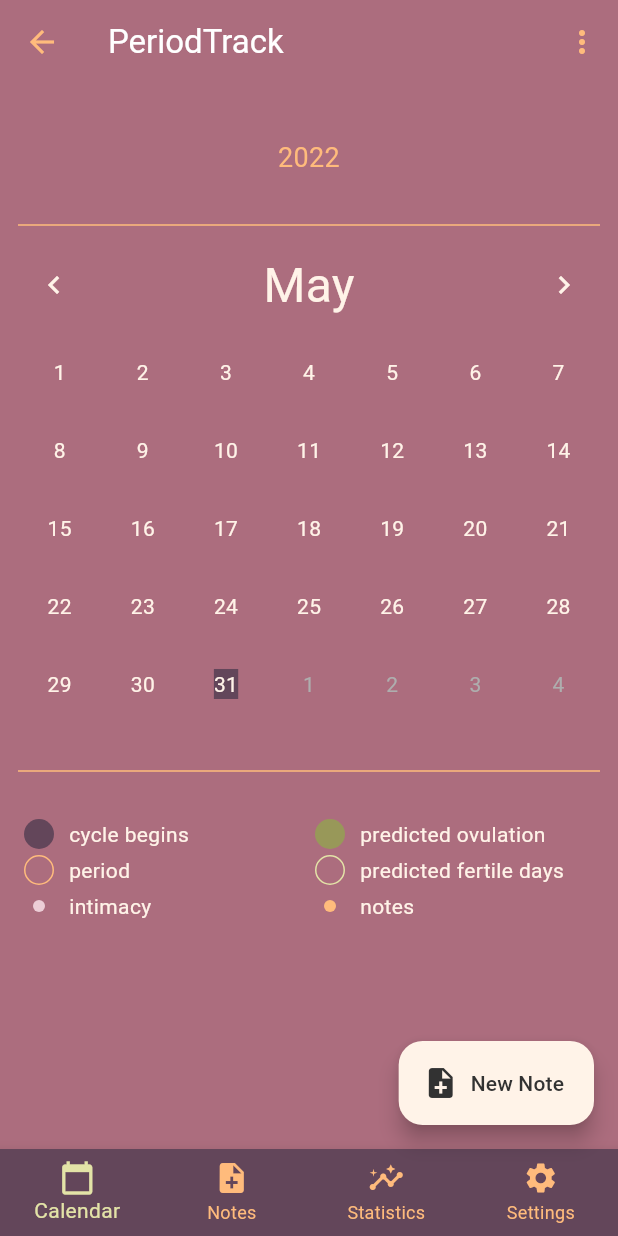
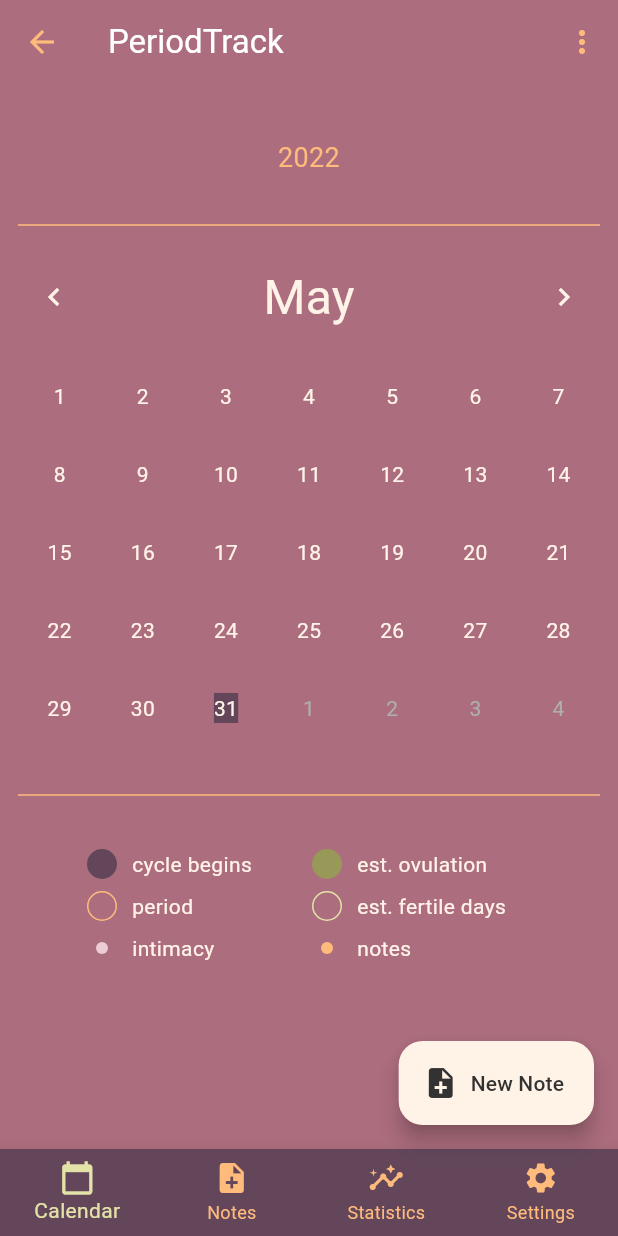
Before and after one commit to swsvindland/period_track, a Flutter app: the HomePage screen opened by its route, on a phone screen of 412 x 824 dp. Run offline on Flutter 3.47's test engine with Material 2 defaults, Android fonts, the phone set to English and light mode, and no system bars; drawn by our look-alikes of table_calendar; our stand-ins replace cloud_firestore, firebase_auth, firebase_core, firebase_messaging, google_mobile_ads, google_sign_in and 1 more; missing offline and left inert: os_detect; accounts and stored records are empty; generated files the repository leaves out were written again; network calls fail.

Commit message:
add event colors, force key into grid

```diff
--- a/lib/widgets/calendar.dart
+++ b/lib/widgets/calendar.dart
@@ -19,7 +19,10 @@ class _CalendarState extends State<Calendar> {
 
   @override
   Widget build(BuildContext context) {
-    var notes = { for (var e in Provider.of<Iterable<NoteModel>>(context).toList()) e.date : e };
+    var notes = {
+      for (var e in Provider.of<Iterable<NoteModel>>(context).toList())
+        e.date: e
+    };
     DateTime periodStartDate = DateTime.now().add(const Duration(days: -14));
     DateTime periodEndDate = periodStartDate.add(const Duration(days: 5));
     DateTime ovulationDate = periodStartDate.add(const Duration(days: 14));
@@ -55,6 +58,7 @@ class _CalendarState extends State<Calendar> {
           ),
           const SizedBox(height: 24),
           const Divider(color: Color(0xffFFBB7C)),
+          const SizedBox(height: 8),
           CalendarHeader(
             focusedDay: periodStartDate,
             onLeftArrowTap: () {
@@ -70,6 +74,7 @@ class _CalendarState extends State<Calendar> {
               );
             },
           ),
+          const SizedBox(height: 8),
           TableCalendar(
             daysOfWeekVisible: false,
             headerVisible: false,
@@ -126,7 +131,8 @@ class _CalendarState extends State<Calendar> {
                       ),
                     ),
                   );
-                } else if (day.isAfter(fertilePeriodDateStart) && day.isBefore(ovulationDate.add(const Duration(days: 1)))) {
+                } else if (day.isAfter(fertilePeriodDateStart) &&
+                    day.isBefore(ovulationDate.add(const Duration(days: 1)))) {
                   return Center(
                     child: Container(
                       padding: const EdgeInsets.all(12),
@@ -170,6 +176,27 @@ class _CalendarState extends State<Calendar> {
                   ),
                 );
               },
+              markerBuilder: (context, day, list) {
+                List<Widget> dots = [];
+                for (var element in list) {
+                  dots.add(
+                    Padding(
+                      padding: const EdgeInsets.symmetric(
+                          vertical: 0, horizontal: 2),
+                      child: CircleAvatar(
+                          backgroundColor: element == const Event('Note')
+                              ? const Color(0xffFFBB7C)
+                              : const Color(0xffECCDD6),
+                          maxRadius: 4),
+                    ),
+                  );
+                }
+
+                return Row(
+                  mainAxisAlignment: MainAxisAlignment.center,
+                  children: dots,
+                );
+              },
             ),
           ),
         ],
--- a/lib/widgets/calendar_key.dart
+++ b/lib/widgets/calendar_key.dart
@@ -6,31 +6,72 @@ class CalendarKey extends StatelessWidget {
 
   @override
   Widget build(BuildContext context) {
-    return Wrap(
-      crossAxisAlignment: WrapCrossAlignment.center,
-      spacing: 4,
-      runSpacing: 4,
+    return Column(
+      mainAxisAlignment: MainAxisAlignment.center,
+      crossAxisAlignment: CrossAxisAlignment.center,
+      children: [
+        Padding(
+          padding: const EdgeInsets.all(4),
+          child: Row(
+            mainAxisAlignment: MainAxisAlignment.center,
+            crossAxisAlignment: CrossAxisAlignment.center,
             children: const [
-        CalendarKeyItem(icon: CalendarKeyItemIconCircle(color: primaryDarkColor), text: 'cycle begins'),
-        CalendarKeyItem(icon: CalendarKeyItemIconCircle(color: Color(0xff989859)),text: 'predicted ovulation'),
-        CalendarKeyItem(icon: CalendarKeyItemIconOutlinedCircle(color: Color(0xffFFBB7C)),text: 'period'),
-        CalendarKeyItem(icon: CalendarKeyItemIconOutlinedCircle(color: Color(0xffE3E3A7)),text: 'predicted fertile days'),
-        CalendarKeyItem(icon: CalendarKeyItemIconDot(color: Color(0xffECCDD6)),text: 'intimacy'),
-        CalendarKeyItem(icon: CalendarKeyItemIconDot(color: Color(0xffFFBB7C)),text: 'notes'),
+              CalendarKeyItem(
+                  icon: CalendarKeyItemIconCircle(color: primaryDarkColor),
+                  text: 'cycle begins'),
+              CalendarKeyItem(
+                  icon: CalendarKeyItemIconCircle(color: Color(0xff989859)),
+                  text: 'est. ovulation'),
+            ],
+          ),
+        ),
+        Padding(
+          padding: const EdgeInsets.all(4),
+          child: Row(
+            mainAxisAlignment: MainAxisAlignment.center,
+            crossAxisAlignment: CrossAxisAlignment.center,
+            children: const [
+              CalendarKeyItem(
+                  icon: CalendarKeyItemIconOutlinedCircle(
+                      color: Color(0xffFFBB7C)),
+                  text: 'period'),
+              CalendarKeyItem(
+                  icon: CalendarKeyItemIconOutlinedCircle(
+                      color: Color(0xffE3E3A7)),
+                  text: 'est. fertile days'),
+            ],
+          ),
+        ),
+        Padding(
+          padding: const EdgeInsets.all(4),
+          child: Row(
+            mainAxisAlignment: MainAxisAlignment.center,
+            crossAxisAlignment: CrossAxisAlignment.center,
+            children: const [
+              CalendarKeyItem(
+                  icon: CalendarKeyItemIconDot(color: Color(0xffECCDD6)),
+                  text: 'intimacy'),
+              CalendarKeyItem(
+                  icon: CalendarKeyItemIconDot(color: Color(0xffFFBB7C)),
+                  text: 'notes'),
+            ],
+          ),
+        )
       ],
     );
   }
 }
 
 class CalendarKeyItem extends StatelessWidget {
-  const CalendarKeyItem({Key? key, required this.icon, required this.text}) : super(key: key);
+  const CalendarKeyItem({Key? key, required this.icon, required this.text})
+      : super(key: key);
   final Widget icon;
   final String text;
 
   @override
   Widget build(BuildContext context) {
     return SizedBox(
-      width: 190,
+      width: 150,
       height: 20,
       child: Row(
         mainAxisAlignment: MainAxisAlignment.start,
@@ -41,7 +82,10 @@ class CalendarKeyItem extends StatelessWidget {
             child: icon,
           ),
           const SizedBox(width: 8),
-        Text(text, style: const TextStyle(color: Color(0xffFFF3E8)),)
+          Text(
+            text,
+            style: const TextStyle(color: Color(0xffFFF3E8)),
+          )
         ],
       ),
     );
@@ -49,17 +93,24 @@ class CalendarKeyItem extends StatelessWidget {
 }
 
 class CalendarKeyItemIconCircle extends StatelessWidget {
-  const CalendarKeyItemIconCircle({Key? key, required this.color}) : super(key: key);
+  const CalendarKeyItemIconCircle({Key? key, required this.color})
+      : super(key: key);
   final Color color;
 
   @override
   Widget build(BuildContext context) {
-    return CircleAvatar(backgroundColor: color, child: const SizedBox(height: 16, width: 16,));
+    return CircleAvatar(
+        backgroundColor: color,
+        child: const SizedBox(
+          height: 16,
+          width: 16,
+        ));
   }
 }
 
 class CalendarKeyItemIconOutlinedCircle extends StatelessWidget {
-  const CalendarKeyItemIconOutlinedCircle({Key? key, required this.color}) : super(key: key);
+  const CalendarKeyItemIconOutlinedCircle({Key? key, required this.color})
+      : super(key: key);
   final Color color;
 
   @override
@@ -67,15 +118,14 @@ class CalendarKeyItemIconOutlinedCircle extends StatelessWidget {
     return Container(
         padding: const EdgeInsets.all(8),
         decoration: BoxDecoration(
-          shape: BoxShape.circle,
-          border: Border.all(color: color)),
-      child: const SizedBox(width: 16, height: 16)
-    );
+            shape: BoxShape.circle, border: Border.all(color: color)),
+        child: const SizedBox(width: 16, height: 16));
   }
 }
 
 class CalendarKeyItemIconDot extends StatelessWidget {
-  const CalendarKeyItemIconDot({Key? key, required this.color}) : super(key: key);
+  const CalendarKeyItemIconDot({Key? key, required this.color})
+      : super(key: key);
   final Color color;
 
   @override
```
Also changed, not shown: 2 other files. Lines whose indentation alone changed are shown as unchanged.
